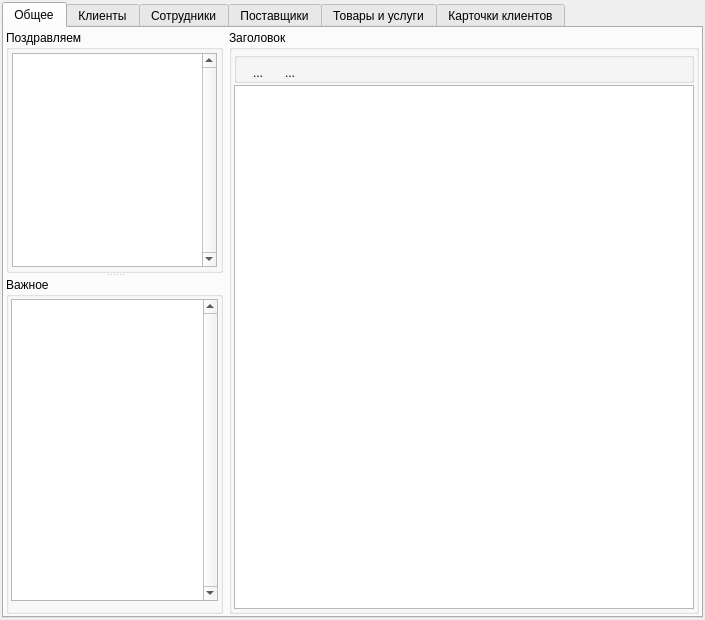
Qt form arm_admin.ui (sergey4475/project) before a commit.
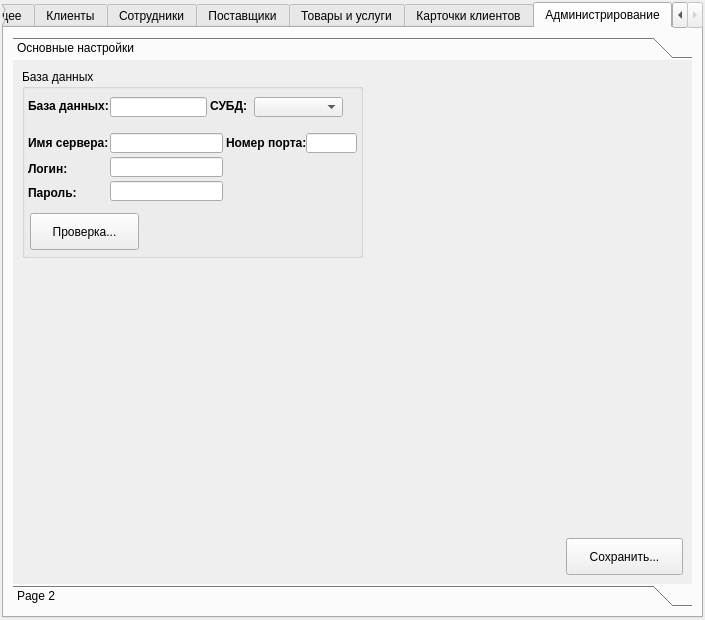
The same form after that commit.

Diff of the .ui file:
```diff
--- a/arm_admin.ui
+++ b/arm_admin.ui
@@ -35,7 +35,7 @@
       <enum>Qt::LeftToRight</enum>
      </property>
      <property name="currentIndex">
-      <number>0</number>
+      <number>6</number>
      </property>
      <widget class="QWidget" name="tab">
       <attribute name="title">
@@ -231,6 +231,349 @@
        <string>Карточки клиентов</string>
       </attribute>
      </widget>
+     <widget class="QWidget" name="tab_settings">
+      <attribute name="title">
+       <string>Администрирование</string>
+      </attribute>
+      <layout class="QGridLayout" name="gridLayout_7">
+       <item row="0" column="0">
+        <widget class="QToolBox" name="toolBox">
+         <property name="styleSheet">
+          <string notr="true"/>
+         </property>
+         <property name="currentIndex">
+          <number>0</number>
+         </property>
+         <property name="tabSpacing">
+          <number>1</number>
+         </property>
+         <widget class="QWidget" name="page">
+          <property name="geometry">
+           <rect>
+            <x>0</x>
+            <y>0</y>
+            <width>677</width>
+            <height>528</height>
+           </rect>
+          </property>
+          <attribute name="label">
+           <string>Основные настройки</string>
+          </attribute>
+          <layout class="QGridLayout" name="gridLayout_8">
+           <item row="0" column="0">
+            <layout class="QVBoxLayout" name="verticalLayout">
+             <item>
+              <widget class="QGroupBox" name="groupBox_4">
+               <property name="minimumSize">
+                <size>
+                 <width>341</width>
+                 <height>189</height>
+                </size>
+               </property>
+               <property name="maximumSize">
+                <size>
+                 <width>341</width>
+                 <height>16777215</height>
+                </size>
+               </property>
+               <property name="title">
+                <string>База данных</string>
+               </property>
+               <widget class="QLabel" name="label">
+                <property name="geometry">
+                 <rect>
+                  <x>188</x>
+                  <y>29</y>
+                  <width>41</width>
+                  <height>16</height>
+                 </rect>
+                </property>
+                <property name="font">
+                 <font>
+                  <weight>75</weight>
+                  <bold>true</bold>
+                 </font>
+                </property>
+                <property name="frameShape">
+                 <enum>QFrame::NoFrame</enum>
+                </property>
+                <property name="frameShadow">
+                 <enum>QFrame::Sunken</enum>
+                </property>
+                <property name="lineWidth">
+                 <number>0</number>
+                </property>
+                <property name="text">
+                 <string>СУБД:</string>
+                </property>
+                <property name="textFormat">
+                 <enum>Qt::AutoText</enum>
+                </property>
+                <property name="buddy">
+                 <cstring>DriversDB</cstring>
+                </property>
+               </widget>
+               <widget class="QComboBox" name="DriversDB">
+                <property name="geometry">
+                 <rect>
+                  <x>232</x>
+                  <y>28</y>
+                  <width>89</width>
+                  <height>20</height>
+                 </rect>
+                </property>
+               </widget>
+               <widget class="QLabel" name="label_2">
+                <property name="geometry">
+                 <rect>
+                  <x>6</x>
+                  <y>29</y>
+                  <width>85</width>
+                  <height>16</height>
+                 </rect>
+                </property>
+                <property name="font">
+                 <font>
+                  <weight>75</weight>
+                  <bold>true</bold>
+                 </font>
+                </property>
+                <property name="frameShape">
+                 <enum>QFrame::NoFrame</enum>
+                </property>
+                <property name="frameShadow">
+                 <enum>QFrame::Sunken</enum>
+                </property>
+                <property name="lineWidth">
+                 <number>0</number>
+                </property>
+                <property name="text">
+                 <string>База данных:</string>
+                </property>
+                <property name="textFormat">
+                 <enum>Qt::AutoText</enum>
+                </property>
+               </widget>
+               <widget class="QLineEdit" name="loginDB">
+                <property name="geometry">
+                 <rect>
+                  <x>88</x>
+                  <y>88</y>
+                  <width>113</width>
+                  <height>20</height>
+                 </rect>
+                </property>
+               </widget>
+               <widget class="QLineEdit" name="passwordDB">
+                <property name="geometry">
+                 <rect>
+                  <x>88</x>
+                  <y>112</y>
+                  <width>113</width>
+                  <height>20</height>
+                 </rect>
+                </property>
+                <property name="echoMode">
+                 <enum>QLineEdit::Normal</enum>
+                </property>
+               </widget>
+               <widget class="QLabel" name="label_3">
+                <property name="geometry">
+                 <rect>
+                  <x>6</x>
+                  <y>92</y>
+                  <width>77</width>
+                  <height>16</height>
+                 </rect>
+                </property>
+                <property name="font">
+                 <font>
+                  <weight>75</weight>
+                  <bold>true</bold>
+                 </font>
+                </property>
+                <property name="text">
+                 <string>Логин:</string>
+                </property>
+                <property name="buddy">
+                 <cstring>loginDB</cstring>
+                </property>
+               </widget>
+               <widget class="QLabel" name="label_4">
+                <property name="geometry">
+                 <rect>
+                  <x>6</x>
+                  <y>116</y>
+                  <width>77</width>
+                  <height>16</height>
+                 </rect>
+                </property>
+                <property name="font">
+                 <font>
+                  <weight>75</weight>
+                  <bold>true</bold>
+                 </font>
+                </property>
+                <property name="text">
+                 <string>Пароль:</string>
+                </property>
+                <property name="buddy">
+                 <cstring>passwordDB</cstring>
+                </property>
+               </widget>
+               <widget class="QPushButton" name="testBUt">
+                <property name="geometry">
+                 <rect>
+                  <x>8</x>
+                  <y>144</y>
+                  <width>109</width>
+                  <height>37</height>
+                 </rect>
+                </property>
+                <property name="text">
+                 <string>Проверка...</string>
+                </property>
+               </widget>
+               <widget class="QLabel" name="label_5">
+                <property name="geometry">
+                 <rect>
+                  <x>6</x>
+                  <y>66</y>
+                  <width>85</width>
+                  <height>16</height>
+                 </rect>
+                </property>
+                <property name="font">
+                 <font>
+                  <weight>75</weight>
+                  <bold>true</bold>
+                 </font>
+                </property>
+                <property name="text">
+                 <string>Имя сервера:</string>
+                </property>
+                <property name="buddy">
+                 <cstring>hostname</cstring>
+                </property>
+               </widget>
+               <widget class="QLineEdit" name="hostname">
+                <property name="geometry">
+                 <rect>
+                  <x>88</x>
+                  <y>64</y>
+                  <width>113</width>
+                  <height>20</height>
+                 </rect>
+                </property>
+               </widget>
+               <widget class="QLabel" name="label_6">
+                <property name="geometry">
+                 <rect>
+                  <x>204</x>
+                  <y>64</y>
+                  <width>85</width>
+                  <height>20</height>
+                 </rect>
+                </property>
+                <property name="font">
+                 <font>
+                  <weight>75</weight>
+                  <bold>true</bold>
+                 </font>
+                </property>
+                <property name="text">
+                 <string>Номер порта:</string>
+                </property>
+                <property name="buddy">
+                 <cstring>hostname</cstring>
+                </property>
+               </widget>
+               <widget class="QLineEdit" name="Port">
+                <property name="geometry">
+                 <rect>
+                  <x>284</x>
+                  <y>64</y>
+                  <width>51</width>
+                  <height>20</height>
+                 </rect>
+                </property>
+               </widget>
+               <widget class="QLineEdit" name="NameDataBase">
+                <property name="geometry">
+                 <rect>
+                  <x>88</x>
+                  <y>28</y>
+                  <width>97</width>
+                  <height>20</height>
+                 </rect>
+                </property>
+               </widget>
+              </widget>
+             </item>
+             <item>
+              <spacer name="verticalSpacer">
+               <property name="orientation">
+                <enum>Qt::Vertical</enum>
+               </property>
+               <property name="sizeHint" stdset="0">
+                <size>
+                 <width>20</width>
+                 <height>322</height>
+                </size>
+               </property>
+              </spacer>
+             </item>
+            </layout>
+           </item>
+           <item row="1" column="0">
+            <layout class="QHBoxLayout" name="horizontalLayout_2">
+             <item>
+              <spacer name="horizontalSpacer">
+               <property name="orientation">
+                <enum>Qt::Horizontal</enum>
+               </property>
+               <property name="sizeHint" stdset="0">
+                <size>
+                 <width>542</width>
+                 <height>20</height>
+                </size>
+               </property>
+              </spacer>
+             </item>
+             <item>
+              <widget class="QPushButton" name="save_button">
+               <property name="minimumSize">
+                <size>
+                 <width>117</width>
+                 <height>37</height>
+                </size>
+               </property>
+               <property name="text">
+                <string>Сохранить...</string>
+               </property>
+              </widget>
+             </item>
+            </layout>
+           </item>
+          </layout>
+         </widget>
+         <widget class="QWidget" name="page_2">
+          <property name="geometry">
+           <rect>
+            <x>0</x>
+            <y>0</y>
+            <width>100</width>
+            <height>30</height>
+           </rect>
+          </property>
+          <attribute name="label">
+           <string>Page 2</string>
+          </attribute>
+         </widget>
+        </widget>
+       </item>
+      </layout>
+     </widget>
     </widget>
    </item>
   </layout>
```
Left out of the diff: 14 changed lines with no effect on the pictures.
